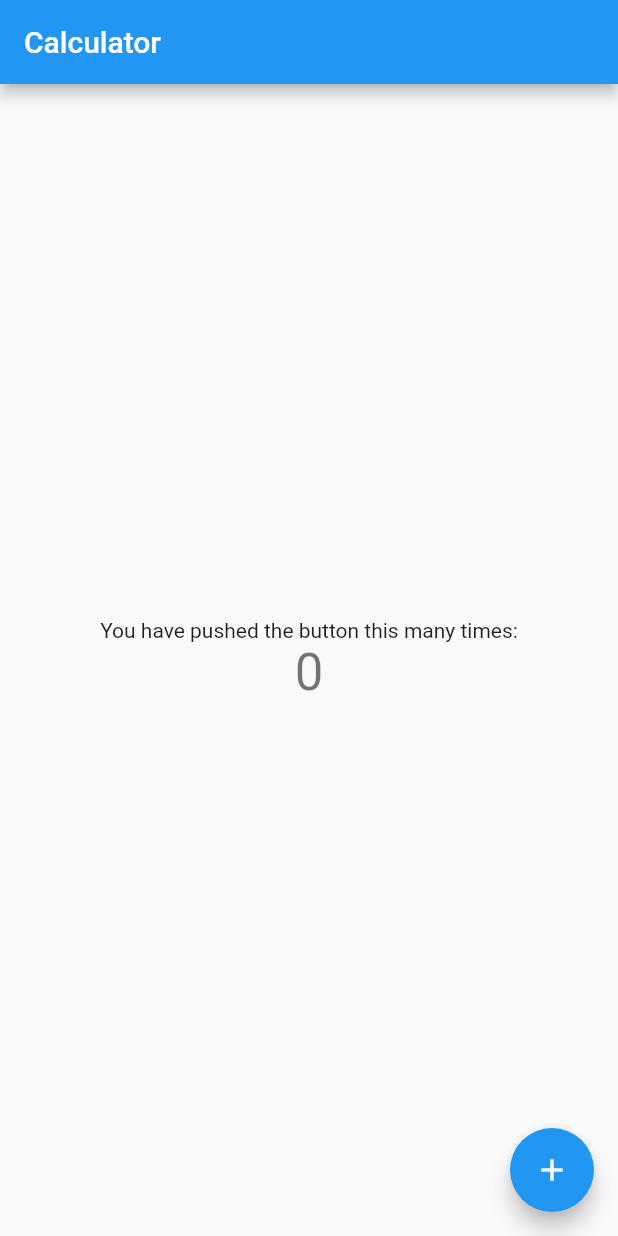
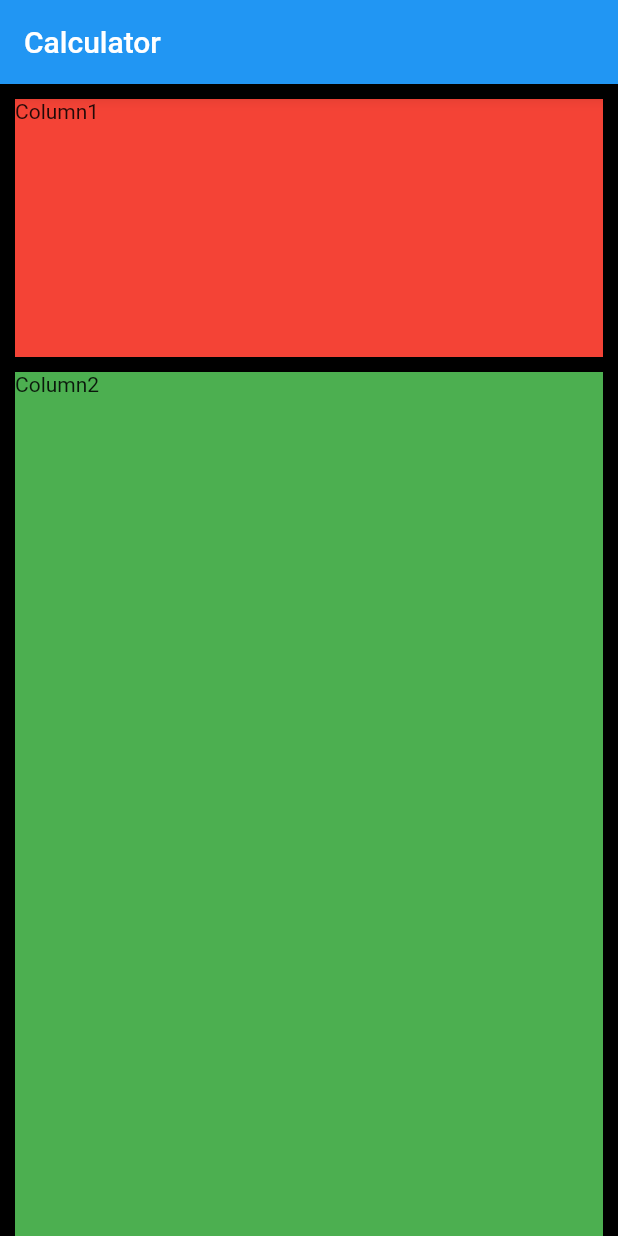
Before and after one commit to daduam/calculator, a Flutter app: the screen it shows after launch, on a phone screen of 412 x 824 dp. Run offline on Flutter 3.47's test engine with Material 2 defaults, Android fonts, the phone set to English and light mode, and no system bars.

Commit message:
Provide the general layout of the app

```diff
--- a/lib/app.dart
+++ b/lib/app.dart
@@ -12,6 +12,7 @@ class App extends StatelessWidget {
         primarySwatch: Colors.blue,
       ),
       home: const HomePage(title: 'Calculator'),
+      debugShowCheckedModeBanner: false,
     );
   }
 }
--- /dev/null
+++ b/lib/pages/home/features/grid_display_feature/grid_display.dart
@@ -0,0 +1,16 @@
+import 'package:flutter/material.dart';
+
+class GridDisplay extends StatelessWidget {
+  const GridDisplay({super.key});
+
+  @override
+  Widget build(BuildContext context) {
+    return Expanded(
+        flex: 3,
+        child: Container(
+          margin: const EdgeInsets.only(left: 10, right: 10),
+          color: Colors.green,
+          child: const Text("Column2"),
+        ));
+  }
+}
--- /dev/null
+++ b/lib/pages/home/features/result_display_feature/result_display.dart
@@ -0,0 +1,15 @@
+import 'package:flutter/material.dart';
+
+class ResultDisplay extends StatelessWidget {
+  const ResultDisplay({super.key});
+
+  @override
+  Widget build(BuildContext context) {
+    return Expanded(
+        child: Container(
+      margin: const EdgeInsets.all(10),
+      color: Colors.red,
+      child: const Text("Column1"),
+    ));
+  }
+}
--- a/lib/pages/home/home.dart
+++ b/lib/pages/home/home.dart
@@ -1,47 +1,31 @@
+import 'package:calculator/pages/home/features/grid_display_feature/grid_display.dart';
+import 'package:calculator/pages/home/features/result_display_feature/result_display.dart';
 import 'package:flutter/material.dart';
 
-class HomePage extends StatefulWidget {
+/*
+  The home screen of app.
+  This is where all other components are called and built.
+*/
+class HomePage extends StatelessWidget {
   const HomePage({super.key, required this.title});
 
   final String title;
 
   @override
-  State<HomePage> createState() => _HomePageState();
-}
-
-class _HomePageState extends State<HomePage> {
-  int _counter = 0;
-
-  void _incrementCounter() {
-    setState(() {
-      _counter++;
-    });
-  }
-
-  @override
   Widget build(BuildContext context) {
     return Scaffold(
       appBar: AppBar(
-        title: Text(widget.title),
+        title: Text(title),
       ),
-      body: Center(
+      body: Container(
+        color: Colors.black,
         child: Column(
-          mainAxisAlignment: MainAxisAlignment.center,
-          children: <Widget>[
-            const Text(
-              'You have pushed the button this many times:',
-            ),
-            Text(
-              '$_counter',
-              style: Theme.of(context).textTheme.headline4,
-            ),
+          crossAxisAlignment: CrossAxisAlignment.stretch,
+          children: const [
+            ResultDisplay(),
+            GridDisplay(),
           ],
         ),
-      ),
-      floatingActionButton: FloatingActionButton(
-        onPressed: _incrementCounter,
-        tooltip: 'Increment',
-        child: const Icon(Icons.add),
       ),
     );
   }
```
